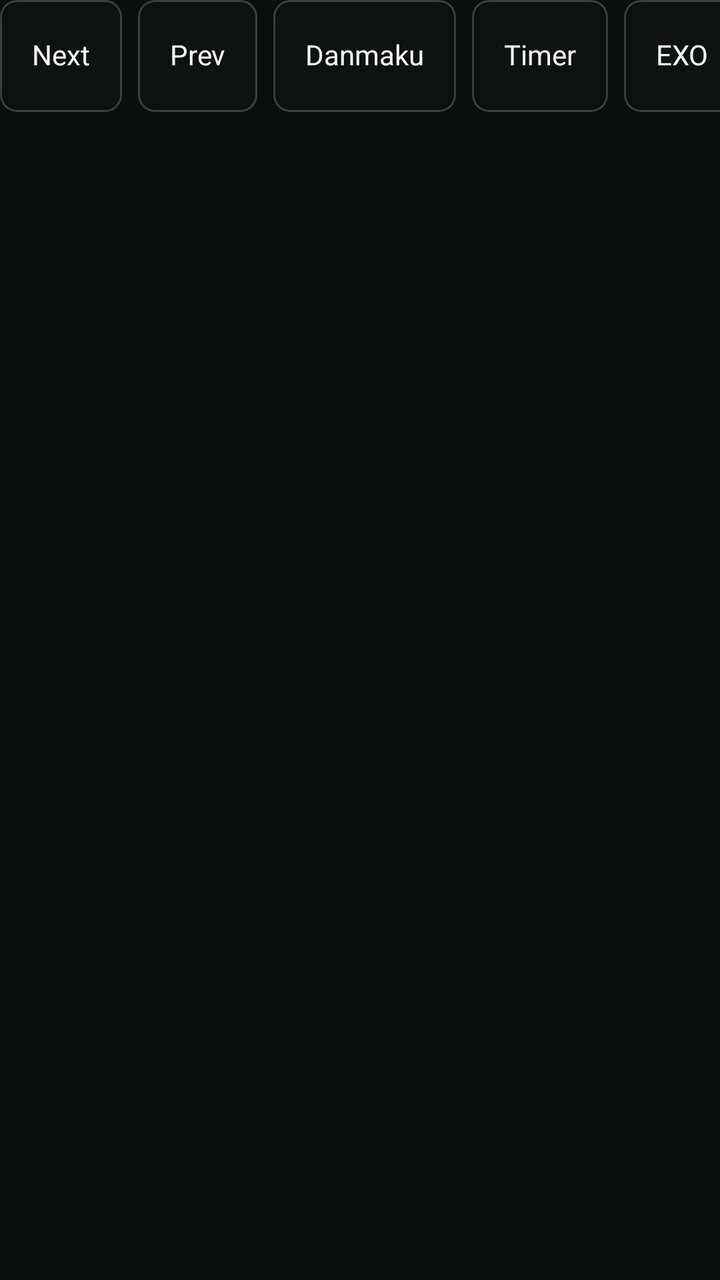
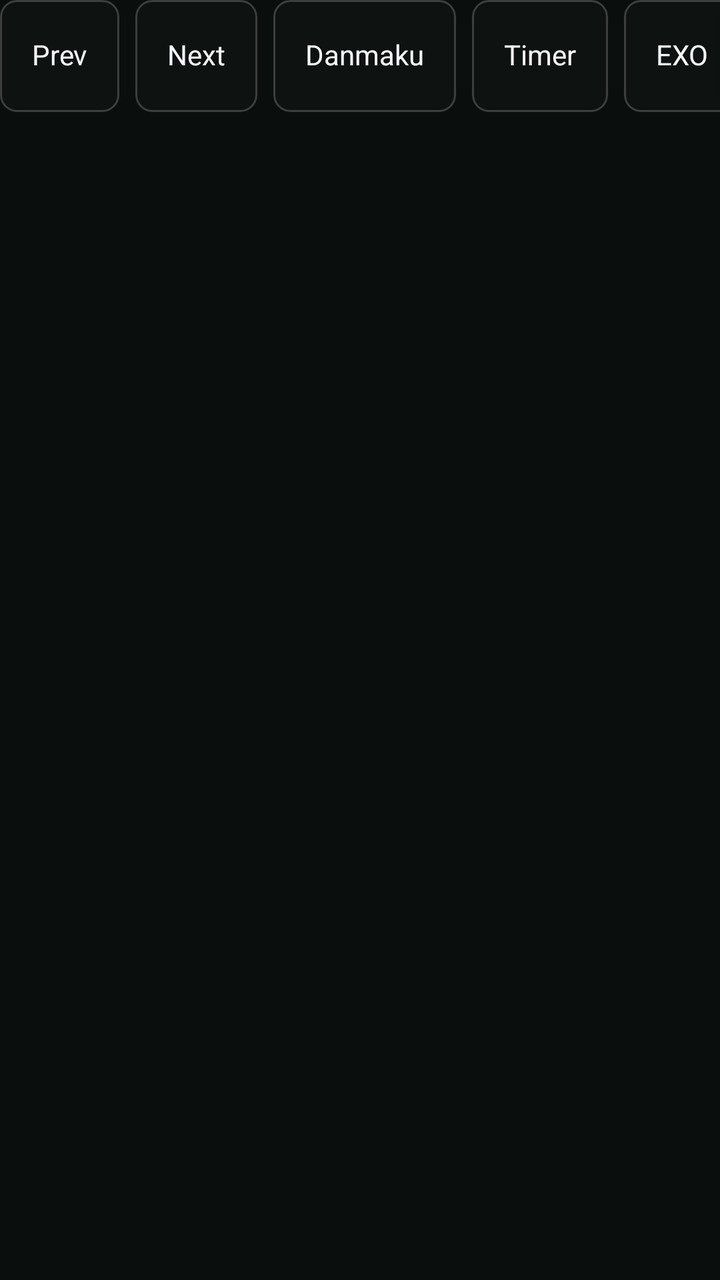

Screens rendered from an Android XML layout before and after an edit, with the pre-edit source and the edit as a unified diff.
<!-- AndroidManifest.xml: another module's application theme Theme.App -->
<!-- res/layout/view_control_vod_action.xml -->
<?xml version="1.0" encoding="utf-8"?>
<HorizontalScrollView xmlns:android="http://schemas.android.com/apk/res/android"
    xmlns:tools="http://schemas.android.com/tools"
    android:layout_width="match_parent"
    android:layout_height="wrap_content"
    android:fillViewport="true"
    android:scrollbars="none">

    <androidx.appcompat.widget.LinearLayoutCompat
        android:layout_width="wrap_content"
        android:layout_height="wrap_content"
        android:gravity="center_vertical"
        android:orientation="horizontal">

        <com.google.android.material.textview.MaterialTextView
            android:id="@+id/next"
            style="@style/Control"
            android:layout_marginEnd="8dp"
            android:nextFocusLeft="@id/ending"
            android:text="@string/play_next" />

        <com.google.android.material.textview.MaterialTextView
            android:id="@+id/prev"
            style="@style/Control"
            android:layout_marginEnd="8dp"
            android:text="@string/play_prev" />

        <com.google.android.material.textview.MaterialTextView
            android:id="@+id/danmakuSearch"
            style="@style/Control"
            android:layout_marginEnd="8dp"
            android:text="@string/danmaku" />

        <com.google.android.material.textview.MaterialTextView
            android:id="@+id/timer"
            style="@style/Control"
            android:layout_marginEnd="8dp"
            android:text="@string/play_timer" />

        <com.google.android.material.textview.MaterialTextView
            android:id="@+id/parse"
            style="@style/Control"
            android:layout_marginEnd="8dp"
            android:text="@string/parse"
            android:visibility="gone"
            tools:visibility="visible" />

        <com.google.android.material.textview.MaterialTextView
            android:id="@+id/player"
            style="@style/Control"
            android:layout_marginEnd="8dp"
            android:text="@string/play_exo" />

        <com.google.android.material.textview.MaterialTextView
            android:id="@+id/decode"
            style="@style/Control"
            android:layout_marginEnd="8dp"
            android:text="@string/play_decode" />

        <com.google.android.material.textview.MaterialTextView
            android:id="@+id/preference"
            style="@style/Control"
            android:layout_marginEnd="8dp"
            android:text="@string/movie_preference" />

        <com.google.android.material.textview.MaterialTextView
            android:id="@+id/info"
            style="@style/Control"
            android:layout_marginEnd="8dp"
            android:text="@string/play_info" />

        <com.google.android.material.textview.MaterialTextView
            android:id="@+id/reset"
            style="@style/Control"
            android:layout_marginEnd="8dp"
            android:text="@string/play_reset" />

        <com.google.android.material.textview.MaterialTextView
            android:id="@+id/replay"
            style="@style/Control"
            android:layout_marginEnd="8dp"
            android:text="@string/play_replay" />

        <com.google.android.material.textview.MaterialTextView
            android:id="@+id/repeat"
            style="@style/Control"
            android:layout_marginEnd="8dp"
            android:text="@string/play_repeat" />

        <com.media.ibox.ui.custom.CustomUpDownView
            android:id="@+id/speed"
            style="@style/Control"
            android:layout_marginEnd="8dp"
            android:fontFeatureSettings="tnum"
            android:text="@string/play_speed" />

        <com.google.android.material.textview.MaterialTextView
            android:id="@+id/scale"
            style="@style/Control"
            android:layout_marginEnd="8dp"
            android:text="@string/play_scale" />

        <com.media.ibox.ui.custom.CustomUpDownView
            android:id="@+id/text"
            style="@style/Control"
            android:layout_marginEnd="8dp"
            android:tag="3"
            android:text="@string/play_track_text" />

        <com.google.android.material.textview.MaterialTextView
            android:id="@+id/audio"
            style="@style/Control"
            android:layout_marginEnd="8dp"
            android:tag="1"
            android:text="@string/play_track_audio" />

        <com.google.android.material.textview.MaterialTextView
            android:id="@+id/video"
            style="@style/Control"
            android:layout_marginEnd="8dp"
            android:tag="2"
            android:text="@string/play_track_video" />

        <com.google.android.material.textview.MaterialTextView
            android:id="@+id/danmaku"
            style="@style/Control"
            android:layout_marginEnd="8dp"
            android:text="@string/danmaku"
            android:visibility="gone"
            tools:visibility="visible" />

        <com.google.android.material.textview.MaterialTextView
            android:id="@+id/danmakuToggle"
            style="@style/Control"
            android:layout_marginEnd="8dp"
            android:text="@string/danmaku_off"
            android:visibility="gone"
            tools:visibility="visible" />

        <com.google.android.material.textview.MaterialTextView
            android:id="@+id/edition"
            style="@style/Control"
            android:layout_marginEnd="8dp"
            android:text="@string/play_edition"
            android:visibility="gone"
            tools:visibility="visible" />

        <com.google.android.material.textview.MaterialTextView
            android:id="@+id/chapter"
            style="@style/Control"
            android:layout_marginEnd="8dp"
            android:text="@string/play_chapter"
            android:visibility="gone"
            tools:visibility="visible" />

        <com.media.ibox.ui.custom.CustomUpDownView
            android:id="@+id/opening"
            style="@style/Control"
            android:layout_marginEnd="8dp"
            android:text="@string/play_op" />

        <com.media.ibox.ui.custom.CustomUpDownView
            android:id="@+id/ending"
            style="@style/Control"
            android:nextFocusRight="@id/next"
            android:text="@string/play_ed" />

    </androidx.appcompat.widget.LinearLayoutCompat>
</HorizontalScrollView>
<!-- resources referenced by this layout -->
<resources>
  <string name="danmaku">Danmaku</string>
  <string name="danmaku_off">Danmaku off</string>
  <string name="movie_preference">Title preferences</string>
  <string name="parse">Parse</string>
  <string name="play_chapter">Chapter</string>
  <string name="play_decode">Hard</string>
  <string name="play_ed">ED</string>
  <string name="play_edition">Title</string>
  <string name="play_exo">EXO</string>
  <string name="play_info">Info</string>
  <string name="play_next">Next</string>
  <string name="play_op">OP</string>
  <string name="play_prev">Prev</string>
  <string name="play_repeat">Repeat</string>
  <string name="play_replay">Replay</string>
  <string name="play_reset">Reset</string>
  <string name="play_scale">Default</string>
  <string name="play_speed">Speed</string>
  <string name="play_timer">Timer</string>
  <string name="play_track_audio">Audio</string>
  <string name="play_track_text">Text</string>
  <string name="play_track_video">Video</string>
  <style name="Theme.App" parent="Theme.Base" />
  <dimen name="ibox_touch_target">56dp</dimen>
  <dimen name="ibox_space_4">16dp</dimen>
  <dimen name="ibox_text_label">14sp</dimen>
  <color name="ibox_surface_container_high">#26302B</color>
  <dimen name="ibox_radius_small">8dp</dimen>
  <dimen name="ibox_focus_stroke">2dp</dimen>
  <color name="ibox_glass_card">#BA101412</color>
  <color name="ibox_glass_divider">#32FFFFFF</color>
  <color name="ibox_focus">#FFFFFF</color>
  <color name="ibox_on_primary">#052E1A</color>
  <color name="ibox_primary">#4ADE8F</color>
  <color name="ibox_primary_container">#164C35</color>
  <color name="ibox_on_primary_container">#A9F0CC</color>
  <color name="ibox_secondary">#A9B5AF</color>
  <color name="ibox_surface">#101412</color>
  <color name="ibox_surface_variant">#1E2622</color>
  <color name="ibox_surface_container_low">#0A0E0C</color>
  <color name="ibox_text_primary">#F0F5F2</color>
  <color name="ibox_text_secondary">#A9B5AF</color>
  <color name="ibox_outline">#6F7D76</color>
  <color name="ibox_divider">#1E2622</color>
  <color name="ibox_error">#FFB4AB</color>
  <color name="ibox_error_container">#93000A</color>
  <color name="ibox_on_error_container">#FFDAD6</color>
  <color name="white_15">#26FFFFFF</color>
  <color name="ibox_surface_container">#0A0E0C</color>
  <dimen name="ibox_text_button">16sp</dimen>
  <style name="ShapeAppearance.IBox.Component" parent="ShapeAppearance.Material3.SmallComponent">
          <item name="cornerSize">@dimen/ibox_radius_small</item>
      </style>
  <style name="Animation.IBox.Dialog.Alert" parent="@android:style/Animation.Dialog">
          <item name="android:windowEnterAnimation">@anim/ibox_dialog_enter</item>
          <item name="android:windowExitAnimation">@anim/ibox_dialog_exit</item>
      </style>
  <style name="ShapeAppearance.IBox.Dialog.TV" parent="ShapeAppearance.Material3.MediumComponent">
          <item name="cornerSize">@dimen/ibox_dialog_radius_tv</item>
      </style>
  <style name="Animation.IBox.Dialog.BottomSheet" parent="@android:style/Animation.Dialog">
          <item name="android:windowEnterAnimation">@anim/ibox_dialog_enter</item>
          <item name="android:windowExitAnimation">@anim/ibox_dialog_exit</item>
      </style>
  <style name="Widget.IBox.BottomSheet" parent="Widget.Material3.BottomSheet.Modal">
          <item name="android:backgroundTint">@color/ibox_surface</item>
          <item name="shapeAppearance">@style/ShapeAppearance.IBox.BottomSheet</item>
      </style>
  <style name="ShapeAppearance.IBox.Card" parent="ShapeAppearance.Material3.MediumComponent">
          <item name="cornerSize">@dimen/ibox_radius_card</item>
      </style>
  <dimen name="ibox_dialog_radius_tv">12dp</dimen>
  <dimen name="ibox_radius_card">12dp</dimen>
  <dimen name="ibox_dialog_radius_mobile">16dp</dimen>
  <!-- unchanged entries left out for length: 16 -->
</resources>

<!-- the commit's change to res/layout/view_control_vod_action.xml (unified diff, before → after) -->
@@ -13,17 +13,17 @@
         android:orientation="horizontal">
 
         <com.google.android.material.textview.MaterialTextView
+            android:id="@+id/prev"
+            style="@style/Control"
+            android:layout_marginEnd="8dp"
+            android:nextFocusLeft="@id/ending"
+            android:text="@string/play_prev" />
+
+        <com.google.android.material.textview.MaterialTextView
             android:id="@+id/next"
             style="@style/Control"
             android:layout_marginEnd="8dp"
-            android:nextFocusLeft="@id/ending"
             android:text="@string/play_next" />
-
-        <com.google.android.material.textview.MaterialTextView
-            android:id="@+id/prev"
-            style="@style/Control"
-            android:layout_marginEnd="8dp"
-            android:text="@string/play_prev" />
 
         <com.google.android.material.textview.MaterialTextView
             android:id="@+id/danmakuSearch"
@@ -162,7 +162,7 @@
         <com.media.ibox.ui.custom.CustomUpDownView
             android:id="@+id/ending"
             style="@style/Control"
-            android:nextFocusRight="@id/next"
+            android:nextFocusRight="@id/prev"
             android:text="@string/play_ed" />
 
     </androidx.appcompat.widget.LinearLayoutCompat>
